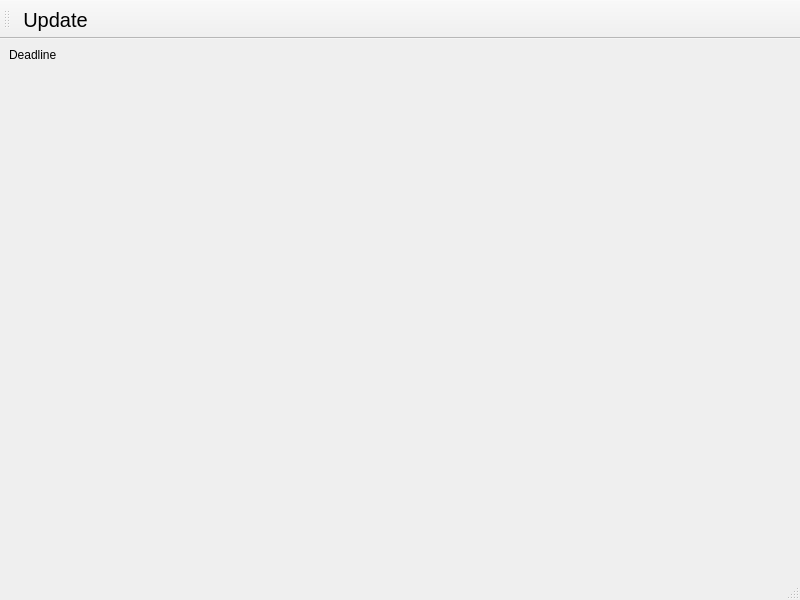
Qt form Client/Client/studentassignmentwindow.ui (Oleksii-Adamov/OOP-4sem-project) before a commit.
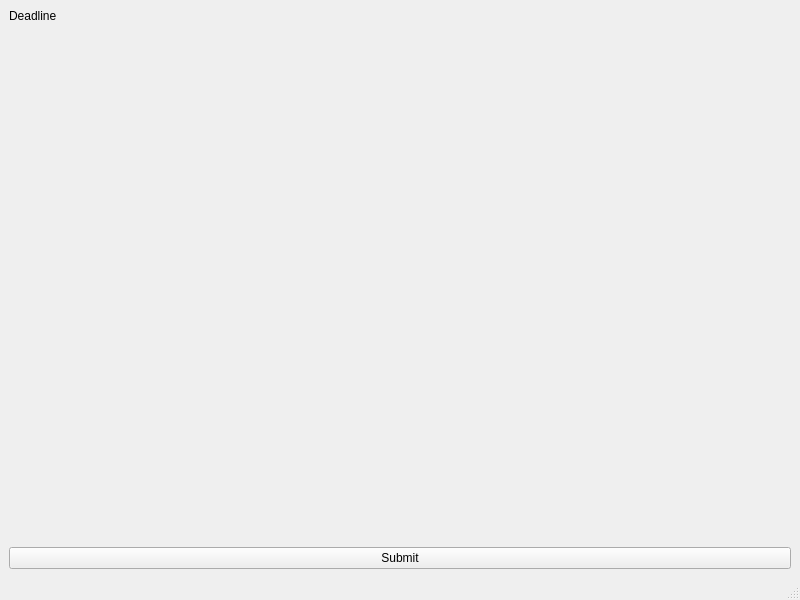
The same form after that commit.

Patch:
```diff
--- a/Client/Client/studentassignmentwindow.ui
+++ b/Client/Client/studentassignmentwindow.ui
@@ -31,6 +31,13 @@
     <item>
      <widget class="QWidget" name="assignment_widget" native="true"/>
     </item>
+    <item>
+     <widget class="QPushButton" name="pushButton_submit">
+      <property name="text">
+       <string>Submit</string>
+      </property>
+     </widget>
+    </item>
    </layout>
   </widget>
   <widget class="QMenuBar" name="menubar">
@@ -44,18 +51,6 @@
    </property>
   </widget>
   <widget class="QStatusBar" name="statusbar"/>
-  <widget class="QToolBar" name="toolBar">
-   <property name="windowTitle">
-    <string>toolBar</string>
-   </property>
-   <attribute name="toolBarArea">
-    <enum>TopToolBarArea</enum>
-   </attribute>
-   <attribute name="toolBarBreak">
-    <bool>false</bool>
-   </attribute>
-   <addaction name="actionUpdate"/>
-  </widget>
   <action name="actionUpdate">
    <property name="text">
     <string>Update</string>
```
